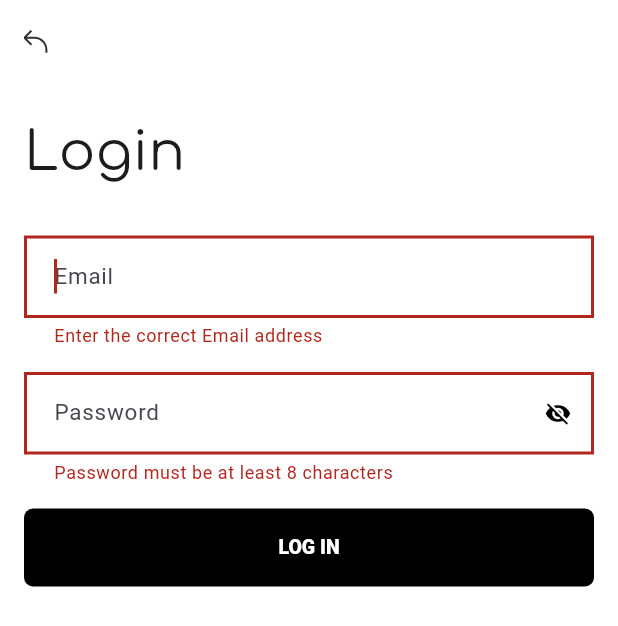
After one commit to NMMustafina/Flutter_Photo_App, a Flutter app: the LoginScreen screen opened by its route, after a tap on "LOG IN", on a phone screen of 412 x 824 dp. The commit adds this screen. Shown: the top 626 px of the screen. Run offline on Flutter 3.47's test engine with Material 3 defaults, Android fonts, the phone set to English and light mode, and no system bars; our stand-ins replace cloud_firestore, dio, email_validator, firebase_auth, firebase_core, flutter_svg and 4 more; missing offline and left inert: dart:ffi; accounts and stored records are empty; network calls fail.

Commit message:
Added Account Screen, Login Screen. Fixed FormFieldText, Registration

```diff
--- /dev/null
+++ b/lib/models/account_update_request.dart
@@ -0,0 +1,18 @@
+import 'package:freezed_annotation/freezed_annotation.dart';
+
+part 'account_update_request.freezed.dart';
+part 'account_update_request.g.dart';
+
+
+@freezed
+class AccountUpdateRequest with _$AccountUpdateRequest {
+  const factory AccountUpdateRequest({
+    required String password,
+    required String firstName,
+    String? lastName,
+    String? location,
+    String? avatar,
+  }) = _AccountUpdateRequest;
+
+  factory AccountUpdateRequest.fromJson(Map<String, dynamic> json) => _$AccountUpdateRequestFromJson(json);
+}
--- /dev/null
+++ b/lib/models/token_pair_response.dart
@@ -0,0 +1,14 @@
+import 'package:freezed_annotation/freezed_annotation.dart';
+
+part 'token_pair_response.freezed.dart';
+part 'token_pair_response.g.dart';
+
+@freezed
+class TokenPairResponse with _$TokenPairResponse {
+  const factory TokenPairResponse({
+    required String accessToken,
+    required String refreshToken,
+  }) = _TokenPairResponse;
+
+  factory TokenPairResponse.fromJson(Map<String, dynamic> json) => _$TokenPairResponseFromJson(json);
+}
--- /dev/null
+++ b/lib/models/user_model.dart
@@ -0,0 +1,30 @@
+import 'package:json_annotation/json_annotation.dart';
+
+part 'user_model.g.dart';
+
+@JsonSerializable()
+class UserModel {
+  final int id;
+  final String accountName;
+  final String firstName;
+  final String? lastName;
+  final String? location;
+  final String? avatar;
+  final DateTime createdAt;
+
+  UserModel({
+    required this.id,
+    required this.accountName,
+    required this.firstName,
+    this.lastName,
+    this.location,
+    this.avatar,
+    required this.createdAt,
+  });
+
+  // Метод для создания модели из JSON
+  factory UserModel.fromJson(Map<String, dynamic> json) => _$UserModelFromJson(json);
+
+  // Метод для преобразования модели в JSON
+  Map<String, dynamic> toJson() => _$UserModelToJson(this);
+}
--- /dev/null
+++ b/lib/screens/login_screen.dart
@@ -0,0 +1,118 @@
+import 'package:flutter/material.dart';
+import 'package:flutter_svg/flutter_svg.dart';
+import 'package:email_validator/email_validator.dart';
+import 'package:get_it/get_it.dart';
+import 'package:photo_app/models/auth_request.dart';
+import 'package:photo_app/services/api_service.dart';
+import 'package:photo_app/widgets/primary_elevated_button.dart';
+import 'package:photo_app/widgets/main_heading.dart';
+import 'package:photo_app/widgets/form_field_text.dart';
+import 'package:photo_app/widgets/main_snack_bar.dart';
+
+class LoginScreen extends StatefulWidget {
+  const LoginScreen({super.key});
+
+  @override
+  State<LoginScreen> createState() => _LoginScreenState();
+}
+
+class _LoginScreenState extends State<LoginScreen> {
+  final TextEditingController emailController = TextEditingController();
+  final TextEditingController passwordController = TextEditingController();
+  final formKey = GlobalKey<FormState>();
+
+  @override
+  void dispose() {
+    emailController.dispose();
+    passwordController.dispose();
+    super.dispose();
+  }
+
+  @override
+  Widget build(BuildContext context) {
+    onLogin() async {
+      final isValid = formKey.currentState!.validate();
+      if (!isValid) return;
+
+      final apiService = GetIt.instance<ApiService>();
+
+      AuthRequest authRequest = AuthRequest(
+        username: emailController.text,
+        password: passwordController.text,
+      );
+
+     // print('${authRequest.username} ${authRequest.password}');
+
+      bool result = await apiService.loginUser(authRequest);
+
+      if (result) {
+        Navigator.pushNamed(context, '/discover');
+      } else {
+        MainSnackBar.showSnackBar(
+          context,
+          'Unknown error! Try again or contact support.',
+          true,
+        );
+        print("Результат авторизации: $result");
+      }
+    }
+
+    return Scaffold(
+      backgroundColor: Colors.white,
+      appBar: AppBar(
+        backgroundColor: Colors.white,
+        automaticallyImplyLeading: false,
+        title: Align(
+          alignment: const AlignmentDirectional(-1, 1),
+          child: GestureDetector(
+            onTap: () {
+              Navigator.pop(context);
+            },
+            child: SvgPicture.asset(
+              'assets/images/icons/arrow.svg',
+              width: 16,
+              height: 16,
+              fit: BoxFit.cover,
+            ),
+          ),
+        ),
+      ),
+      body: SafeArea(
+        child: SingleChildScrollView(
+          child: Padding(
+            padding: const EdgeInsetsDirectional.fromSTEB(16, 20, 16, 20),
+            child: Form(
+              key: formKey,
+              child: Column(
+                crossAxisAlignment: CrossAxisAlignment.start,
+                children: [
+                  const MainHeading(textHeading: 'Login'),
+                  FormFieldText(
+                    textHint: 'Email',
+                    textController: emailController,
+                    validator: (email) =>
+                    email!.isEmpty && !EmailValidator.validate(email)
+                        ? 'Enter the correct Email address'
+                        : null,
+                  ),
+                  FormFieldText(
+                    textHint: 'Password',
+                    toggleObscure: true,
+                    textController: passwordController,
+                    validator: (pass) => pass!.isEmpty && pass.length < 8
+                        ? 'Password must be at least 8 characters'
+                        : null,
+                  ),
+                  PrimaryElevatedButton(
+                    textButton: 'Log in',
+                    onPressed: onLogin,
+                  ),
+                ],
+              ),
+            ),
+          ),
+        ),
+      ),
+    );
+  }
+}
--- a/lib/widgets/end_drawer.dart
+++ b/lib/widgets/end_drawer.dart
@@ -81,7 +81,7 @@ class EndDrawer extends StatelessWidget {
                 Expanded(
                   child: TextButton(
                     onPressed: () {
-                      Navigator.pushNamed(context, '/profile');
+                      Navigator.pushNamed(context, '/account');
                     },
                     style: TextButton.styleFrom(
                       shape: RoundedRectangleBorder(
@@ -90,7 +90,7 @@ class EndDrawer extends StatelessWidget {
                       foregroundColor: Colors.black,
                     ),
                     child: Text(
-                      'Profile',
+                      'Account',
                       style: TextStyle(
                         fontFamily: 'Comfortaa',
                         fontSize: 24,
--- a/lib/widgets/form_field_text.dart
+++ b/lib/widgets/form_field_text.dart
@@ -1,27 +1,44 @@
 import 'package:flutter/material.dart';
 import 'package:flutter/services.dart';
 
-class FormFieldText extends StatelessWidget {
+class FormFieldText extends StatefulWidget {
   final String textHint;
   final bool toggleObscure;
-  final FormFieldValidator? validator;
+  final FormFieldValidator<String>? validator;
   final TextEditingController? textController;
+  final bool enabled;
 
-  const FormFieldText(
-      {super.key,
-      required this.textHint,
-      this.toggleObscure = false,
-      this.validator,
-      this.textController});
+  const FormFieldText({
+    Key? key,
+    required this.textHint,
+    this.toggleObscure = false,
+    this.validator,
+    this.textController,
+    this.enabled = true,
+  }) : super(key: key);
+
+  @override
+  _FormFieldTextState createState() => _FormFieldTextState();
+}
+
+class _FormFieldTextState extends State<FormFieldText> {
+  bool _isObscured = true;
+
+  @override
+  void initState() {
+    super.initState();
+    _isObscured = widget.toggleObscure; // начальная установка в зависимости от параметра
+  }
 
   @override
   Widget build(BuildContext context) {
     return Padding(
       padding: const EdgeInsets.only(bottom: 16),
       child: TextFormField(
-        controller: textController,
-        obscureText: toggleObscure,
-        validator: validator,
+        controller: widget.textController,
+        obscureText: _isObscured,
+        validator: widget.validator,
+        enabled: widget.enabled,
         autofocus: true,
         decoration: InputDecoration(
           isDense: true,
@@ -29,7 +46,7 @@ class FormFieldText extends StatelessWidget {
             fontFamily: 'Roboto',
             fontSize: 15,
           ),
-          hintText: textHint,
+          hintText: widget.textHint,
           hintStyle: const TextStyle(
             fontFamily: 'Roboto',
             fontSize: 15,
@@ -66,6 +83,20 @@ class FormFieldText extends StatelessWidget {
           filled: true,
           fillColor: Colors.white,
           contentPadding: const EdgeInsets.all(16),
+          // Добавляем иконку глаза
+          suffixIcon: widget.toggleObscure
+              ? IconButton(
+            icon: Icon(
+              _isObscured ? Icons.visibility_off : Icons.visibility,
+              color: Colors.black,
+            ),
+            onPressed: () {
+              setState(() {
+                _isObscured = !_isObscured; // Переключаем видимость текста
+              });
+            },
+          )
+              : null,
         ),
         style: const TextStyle(
           fontFamily: 'Roboto',
--- a/pubspec.yaml
+++ b/pubspec.yaml
@@ -34,7 +34,7 @@ dependencies:
   flutter_staggered_grid_view: 0.7.0
   email_validator: ^2.1.17
   http: ^1.2.2
-  dio: ^5.2.1
+  dio: ^5.7.0
   shared_preferences: ^2.3.2
   get_it: ^8.0.1
   freezed_annotation: ^2.4.4
```
Also changed, not shown: lib/main.dart (+7 -5 lines), lib/screens/account_screen.dart (added, +187 -0 lines), lib/screens/auth_screen.dart (deleted, +0 -167 lines), lib/screens/base_screen.dart (+4 -3 lines), lib/screens/discover_screen.dart (+27 -1 lines), lib/screens/register_screen.dart (renamed from lib/screens/register.dart, +13 -6 lines), lib/services/api_service.dart (+60 -8 lines), lib/models/account_update_request.freezed.dart (added), lib/models/account_update_request.g.dart (added), lib/models/token_pair_response.freezed.dart (added), lib/models/token_pair_response.g.dart (added), lib/models/user_model.g.dart (added).
